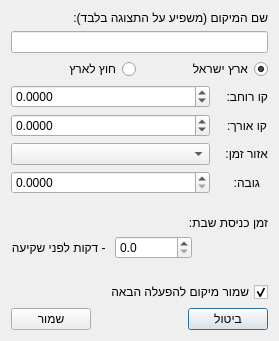
First picture: the form in changelocation.ui, repository MosheWagner/luach, before the edit.
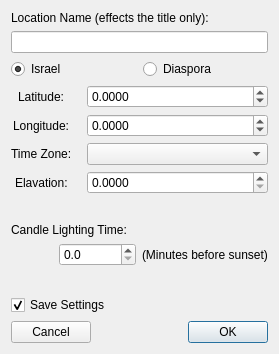
Second picture: the form after the edit.

Commit message: Big improvments. Translation method fixed, Candle lighting bugs fixed, and more

The edit to the form file:
```diff
--- a/changelocation.ui
+++ b/changelocation.ui
@@ -7,20 +7,20 @@
     <x>0</x>
     <y>0</y>
     <width>279</width>
-    <height>341</height>
+    <height>354</height>
    </rect>
   </property>
   <property name="windowTitle">
    <string>שינוי מיקום</string>
   </property>
   <property name="layoutDirection">
-   <enum>Qt::RightToLeft</enum>
+   <enum>Qt::LeftToRight</enum>
   </property>
   <layout class="QVBoxLayout" name="verticalLayout">
    <item>
     <widget class="QLabel" name="label">
      <property name="text">
-      <string>שם המיקום (משפיע על התצוגה בלבד):</string>
+      <string>Location Name (effects the title only):</string>
      </property>
     </widget>
    </item>
@@ -35,7 +35,7 @@
      <item>
       <widget class="QRadioButton" name="isIl">
        <property name="text">
-        <string>ארץ ישראל</string>
+        <string>Israel</string>
        </property>
        <property name="checked">
         <bool>true</bool>
@@ -45,7 +45,7 @@
      <item>
       <widget class="QRadioButton" name="isHool">
        <property name="text">
-        <string>חוץ לארץ</string>
+        <string>Diaspora</string>
        </property>
       </widget>
      </item>
@@ -65,21 +65,21 @@
      <item row="2" column="0">
       <widget class="QLabel" name="label_3">
        <property name="text">
-        <string>קו אורך:</string>
+        <string>Longitude:</string>
        </property>
       </widget>
      </item>
      <item row="3" column="0">
       <widget class="QLabel" name="label_4">
        <property name="text">
-        <string>אזור זמן:</string>
+        <string>Time Zone:</string>
        </property>
       </widget>
      </item>
      <item row="4" column="0">
       <widget class="QLabel" name="label_5">
        <property name="text">
-        <string>גובה:</string>
+        <string>Elavation:</string>
        </property>
       </widget>
      </item>
@@ -164,8 +164,11 @@
      </item>
      <item row="1" column="0">
       <widget class="QLabel" name="label_2">
+       <property name="frameShape">
+        <enum>QFrame::NoFrame</enum>
+       </property>
        <property name="text">
-        <string>קו רוחב:</string>
+        <string>Latitude:</string>
        </property>
       </widget>
      </item>
@@ -186,8 +189,11 @@
    </item>
    <item>
     <widget class="QLabel" name="label_7">
+     <property name="frameShape">
+      <enum>QFrame::NoFrame</enum>
+     </property>
      <property name="text">
-      <string>זמן כניסת שבת:</string>
+      <string>Candle Lighting Time:</string>
      </property>
     </widget>
    </item>
@@ -234,7 +240,7 @@
         <bool>true</bool>
        </property>
        <property name="text">
-        <string> - דקות לפני שקיעה</string>
+        <string>(Minutes before sunset)</string>
        </property>
       </widget>
      </item>
@@ -256,7 +262,7 @@
    <item>
     <widget class="QCheckBox" name="saveCheckBox">
      <property name="text">
-      <string>שמור מיקום להפעלה הבאה</string>
+      <string>Save Settings</string>
      </property>
      <property name="checked">
       <bool>true</bool>
@@ -271,7 +277,10 @@
      <item>
       <widget class="QPushButton" name="exitBTN">
        <property name="text">
-        <string>ביטול</string>
+        <string>Cancel</string>
+       </property>
+       <property name="autoDefault">
+        <bool>false</bool>
        </property>
       </widget>
      </item>
@@ -294,7 +303,10 @@
         <enum>Qt::LeftToRight</enum>
        </property>
        <property name="text">
-        <string>שמור</string>
+        <string>OK</string>
+       </property>
+       <property name="default">
+        <bool>true</bool>
        </property>
       </widget>
      </item>
```
Left out of the diff: 5 changed lines with no effect on the pictures. The commit also changes 15 other files.
